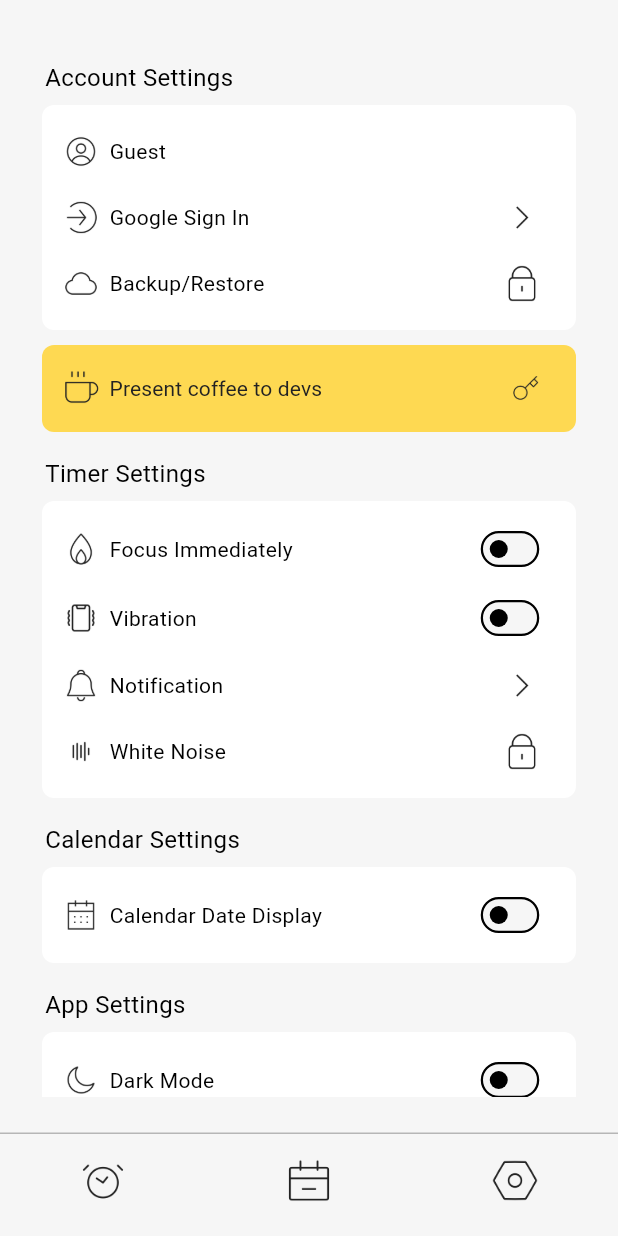
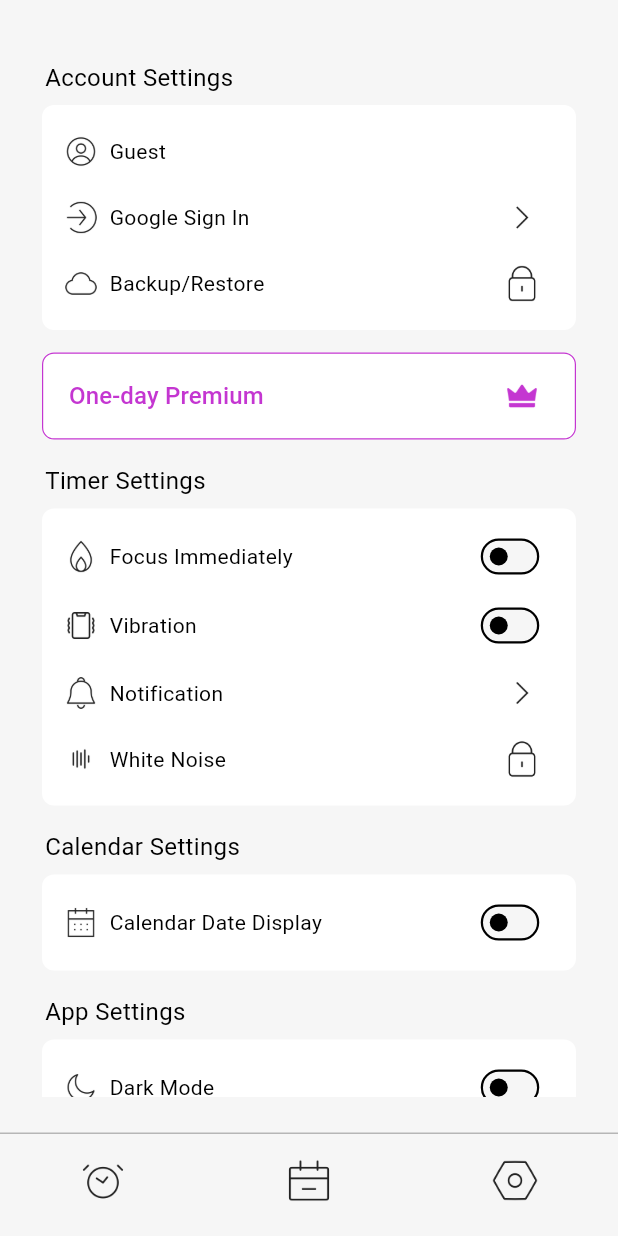
Before and after one commit to kmwh/pomoslime, a Flutter app: the screen it shows after launch, item 3 of the bottom bar chosen, on a phone screen of 412 x 824 dp. Run offline on Flutter 3.47's test engine with Material 3 defaults, Android fonts, the phone set to English and light mode, and no system bars; our stand-ins replace audioplayers, easy_localization, firebase_auth, firebase_core, flutter_heatmap_calendar, google_mobile_ads and 5 more; missing offline and left inert: encrypt, googleapis; accounts and stored records are empty; network calls fail; Roboto replaces fonts that are missing (Im); project files that could hold a hidden picture were left out.

Commit message:
FEAT: premium 기능 및 디자인 변경

```diff
--- a/assets/translations/en.json
+++ b/assets/translations/en.json
@@ -47,12 +47,9 @@
     "data_restore": "Data restore",
     "restore_payment": "Restore Payment",
     "guest": "Guest",
-    "coffee_for_dev": "Present coffee to devs",
-    "remove_ads": "Remove ads",
-    "manage_multiple_to_do_lists": "Manage multiple To-Do lists",
-    "enable_white_sound": "Enable White Noise option",
-    "add_various_notification": "Add various notification sounds",
-    "present_coffee": "Present coffee",
-    "coffee_price": "3.50 $",
-    "premium_description": "Thank you, and we offer you additional features!"
+    "one_day_premium": "One-day Premium",
+    "remove_splash_ads": "Remove splash ads",
+    "remove_banner_ads": "Remove banner ads",
+    "premium_description": "Watch the video and use premium\n features for a day!",
+    "start_premium": "Start Premium"
 }
--- a/assets/translations/ko.json
+++ b/assets/translations/ko.json
@@ -47,12 +47,9 @@
     "data_restore": "데이터 복원",
     "restore_payment": "결제 복원",
     "guest": "게스트",
-    "coffee_for_dev": "개발자에게 커피 선물하기",
-    "remove_ads": "광고 없이 사용",
-    "manage_multiple_to_do_lists": "여러 개의 할 일 목록 관리",
-    "enable_white_sound": "백색소음 옵션 활성화",
-    "add_various_notification": "다양한 알림 소리 추가",
-    "present_coffee": "커피 선물하기",
-    "coffee_price": "4,900 ₩",
-    "premium_description": "감사의 뜻을 담아\n 추가 기능을 제공해드릴게요!"
+    "one_day_premium": "원데이 프리미엄",
+    "remove_splash_ads": "스플래시 광고 제거",
+    "remove_banner_ads": "배너 광고 제거",
+    "premium_description": "보상형 광고를 시청하면 24시간동안\n프리미엄이 유지됩니다!",
+    "start_premium": "프리미엄 시작하기"
 }
--- a/lib/provider/theme_provider.dart
+++ b/lib/provider/theme_provider.dart
@@ -24,9 +24,8 @@ class ThemeProvider with ChangeNotifier {
       surfaceContainerLowest: Color.fromRGBO(255, 255, 255, 0.26),
       primary: Color(0xFFFFFFFF),
       primaryContainer: Color.fromRGBO(255, 255, 255, 0.668),
-      secondary: Color.fromRGBO(246, 255, 179, 1),
-      secondaryFixed: Color.fromRGBO(246, 255, 179, 1),
-      secondaryContainer: Color.fromRGBO(78, 55, 46, 0.6),
+      secondary: Color.fromRGBO(255, 244, 90, 1),
+      secondaryContainer: Color.fromRGBO(86, 36, 90, 0.6),
     ),
     fontFamily: "Im",
   );
@@ -40,8 +39,7 @@ class ThemeProvider with ChangeNotifier {
       surfaceContainerLowest: Color.fromRGBO(0, 0, 0, 0.26),
       primary: Color(0xFF222222),
       primaryContainer: Color.fromRGBO(0, 0, 0, 0.812),
-      secondary: Color(0xFF222222),
-      secondaryFixed: Color.fromRGBO(122, 83, 55, 1),
+      secondary: Color.fromARGB(255, 196, 54, 209),
       secondaryContainer: Color.fromARGB(230, 255, 214, 64),
     ),
     fontFamily: "Im",
--- a/lib/screens/settings/setting_screen.dart
+++ b/lib/screens/settings/setting_screen.dart
@@ -130,8 +130,11 @@ class SettingScreen extends StatelessWidget {
                   builder: (context, provider, child) {
                     return provider.isPremium
                         ? SizedBox.shrink()
-                        : PremiumItemPopup(
-                            onPressed: () => showPremiumPopup(context),
+                        : Padding(
+                            padding: const EdgeInsets.only(top: 5),
+                            child: PremiumItemPopup(
+                              onPressed: () => showPremiumPopup(context),
+                            ),
                           );
                   },
                 ),
--- a/lib/widgets/custom/custom_text_button.dart
+++ b/lib/widgets/custom/custom_text_button.dart
@@ -40,7 +40,7 @@ class CustomTextButton extends StatelessWidget {
           text,
           style: TextStyle(
             fontSize: fontSize,
-            fontWeight: FontWeight.w300,
+            fontWeight: FontWeight.w400,
             color: Theme.of(context).colorScheme.primary,
           ),
         ),
--- a/lib/widgets/setting/premium_item_popup.dart
+++ b/lib/widgets/setting/premium_item_popup.dart
@@ -20,10 +20,14 @@ class PremiumItemPopup extends StatelessWidget {
           child: ElevatedButton(
             onPressed: onPressed,
             style: ElevatedButton.styleFrom(
-              backgroundColor: Theme.of(context).colorScheme.secondaryContainer,
+              backgroundColor: Theme.of(context).colorScheme.surfaceBright,
               shadowColor: Colors.transparent,
               shape: RoundedRectangleBorder(
                 borderRadius: BorderRadius.circular(8),
+                side: BorderSide(
+                  color: Theme.of(context).colorScheme.secondary,
+                  width: 0.8,
+                ),
               ),
               padding: EdgeInsets.zero,
             ),
@@ -36,17 +40,12 @@ class PremiumItemPopup extends StatelessWidget {
                 children: [
                   Row(
                     children: [
-                      Image.asset(
-                        "assets/images/coffee.png",
-                        width: 24,
-                        color: Theme.of(context).colorScheme.secondary,
-                      ),
-                      const SizedBox(width: 7),
+                      const SizedBox(width: 4),
                       Text(
-                        "coffee_for_dev".tr(),
+                        "one_day_premium".tr(),
                         style: TextStyle(
-                          fontSize: 14,
-                          fontWeight: FontWeight.w400,
+                          fontSize: 16,
+                          fontWeight: FontWeight.w500,
                           color: Theme.of(context).colorScheme.secondary,
                         ),
                       ),
@@ -55,8 +54,8 @@ class PremiumItemPopup extends StatelessWidget {
                   Padding(
                     padding: const EdgeInsets.only(right: 10),
                     child: Image.asset(
-                      "assets/images/key.png",
-                      width: 19,
+                      "assets/images/crown.png",
+                      width: 24,
                       color: Theme.of(context).colorScheme.secondary,
                     ),
                   ),
```
Also changed, not shown: lib/widgets/setting/premium_popup.dart (+27 -31 lines).
